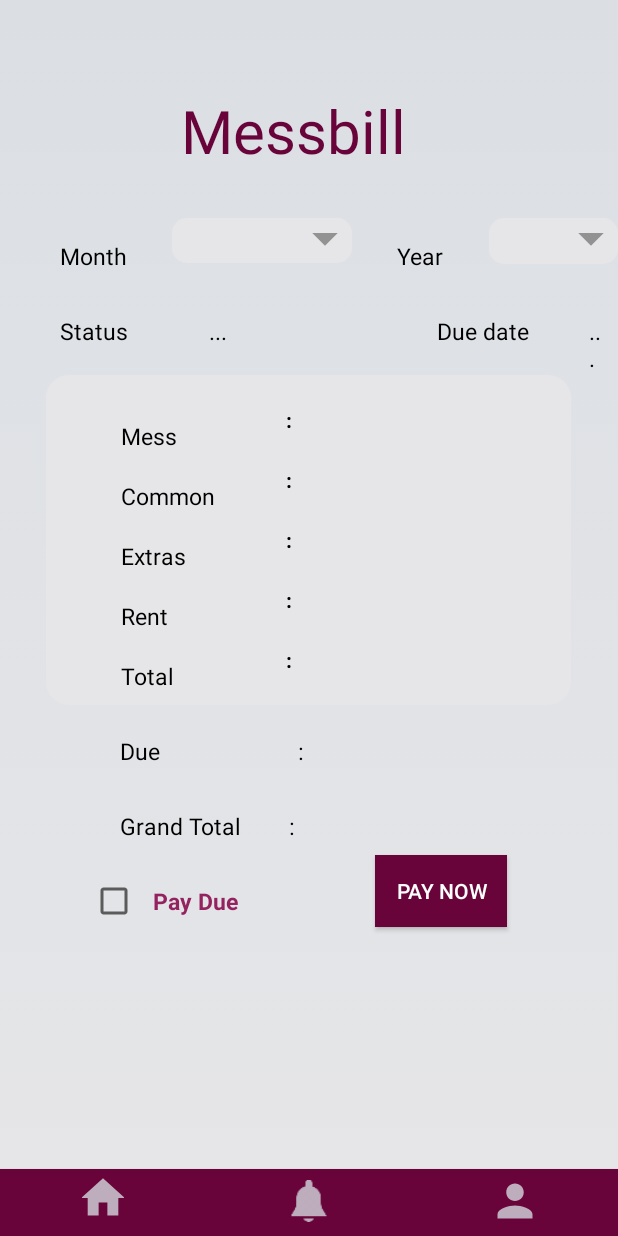
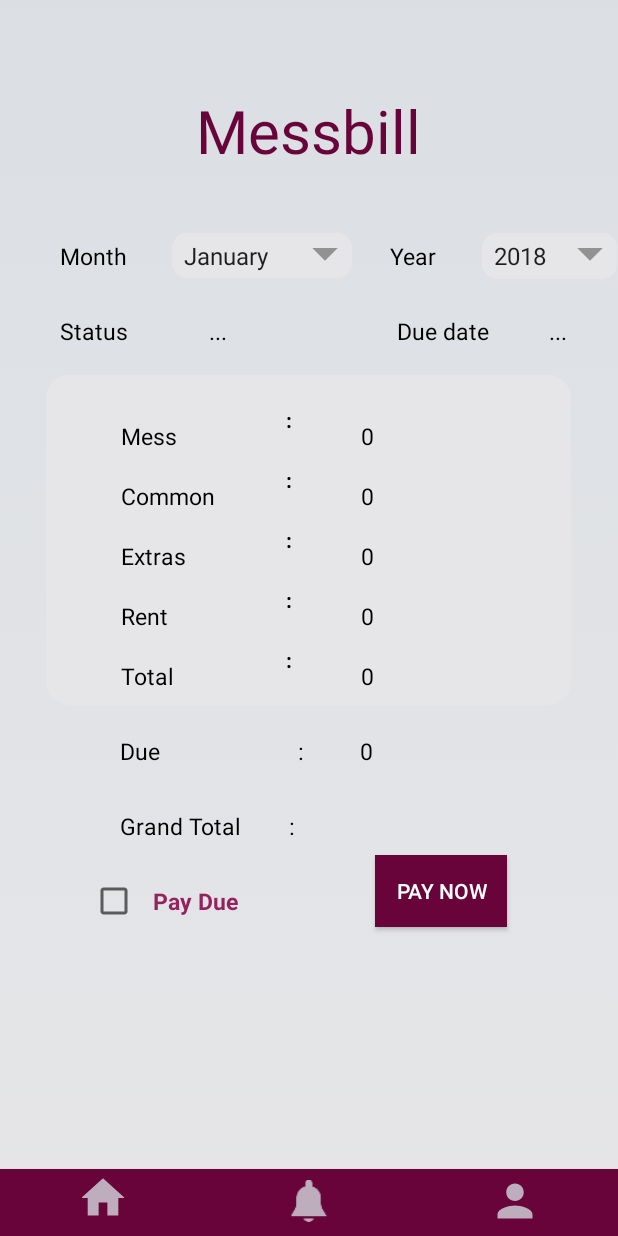
Before and after one commit to noorulahsanpp/Hostel_Management-Android, an Android app: the Fees screen opened directly, with no data from a screen before it, on a phone screen of 412 x 824 dp. Run offline under Robolectric (Android 15) with nearby library versions, the phone set to English and light mode, and no system bars; our stand-ins replace Firebase (no records; nobody signed in at launch, a user with empty details on screens opened directly); Roboto replaces fonts that are not available here.

Commit message:
Fees updated

```diff
--- a/app/src/main/java/com/example/hostelapp/Fees.java
+++ b/app/src/main/java/com/example/hostelapp/Fees.java
@@ -1,11 +1,47 @@
 package com.example.hostelapp;
 
+import androidx.annotation.NonNull;
 import androidx.appcompat.app.AppCompatActivity;
 
+import android.content.Context;
 import android.os.Bundle;
+import android.view.View;
 import android.view.Window;
+import android.widget.AdapterView;
+import android.widget.ArrayAdapter;
+import android.widget.Button;
+import android.widget.Spinner;
+import android.widget.TextView;
+import android.widget.Toast;
 
-public class Fees extends AppCompatActivity {
+import com.google.android.gms.tasks.OnCompleteListener;
+import com.google.android.gms.tasks.Task;
+import com.google.firebase.auth.FirebaseAuth;
+import com.google.firebase.firestore.CollectionReference;
+import com.google.firebase.firestore.DocumentReference;
+import com.google.firebase.firestore.DocumentSnapshot;
+import com.google.firebase.firestore.FirebaseFirestore;
+import com.google.firebase.firestore.QueryDocumentSnapshot;
+import com.google.firebase.firestore.QuerySnapshot;
+
+import java.lang.reflect.Field;
+import java.text.DateFormatSymbols;
+import java.util.ArrayList;
+import java.util.Calendar;
+import java.util.List;
+
+import Utils.FirebaseMethods;
+
+public class Fees extends AppCompatActivity implements  AdapterView.OnItemSelectedListener {
+
+    Spinner month, year;
+    TextView mess, rent, extras, common, due, total, gtotal;
+    String monthIndex,selectedYear;
+
+    private Context mContext;
+    private FirebaseAuth mAuth;
+    private FirebaseFirestore firebaseFirestore;
+    private FirebaseMethods firebaseMethods;
 
     @Override
     protected void onCreate(Bundle savedInstanceState) {
@@ -14,5 +50,106 @@ public class Fees extends AppCompatActivity {
         getSupportActionBar().hide();
         setContentView(R.layout.activity_fees);
 
+        mContext = Fees.this;
+        firebaseFirestore = FirebaseFirestore.getInstance();
+        firebaseMethods = new FirebaseMethods(mContext);
+
+        initWidgets();
+        setAdapter();
+
+
+    }
+
+    private void initWidgets() {
+
+
+        month = (Spinner) findViewById(R.id.month);
+        try {
+            Field popup = Spinner.class.getDeclaredField("mPopup");
+            popup.setAccessible(true);
+
+            // Get private mPopup member variable and try cast to ListPopupWindow
+            android.widget.ListPopupWindow popupWindow = (android.widget.ListPopupWindow) popup.get(month);
+
+            // Set popupWindow height to 500px
+            popupWindow.setHeight(500);
+        } catch (NoClassDefFoundError | ClassCastException | NoSuchFieldException | IllegalAccessException e) {
+            // silently fail...
+        }
+        year = (Spinner) findViewById(R.id.spinneryear);
+        rent = (TextView) findViewById(R.id.rent);
+        extras = (TextView) findViewById(R.id.extras);
+        common = (TextView) findViewById(R.id.common);
+        due = (TextView) findViewById(R.id.txtdue);
+        total = (TextView) findViewById(R.id.txttotal);
+        gtotal = (TextView) findViewById(R.id.txtgrand);
+        mess = (TextView) findViewById(R.id.mess);
+
+    }
+    private void setAdapter()
+    {
+
+        ArrayList<String> years = new ArrayList<String>();
+        int thisYear = Calendar.getInstance().get(Calendar.YEAR);
+        for (int j = 2018; j <= thisYear; j++) {
+
+            years.add(Integer.toString(j));
+        }
+
+
+        ArrayAdapter<String> yearadapter = new ArrayAdapter<String>(this, android.R.layout.simple_spinner_item, years);
+        year.setAdapter(yearadapter);
+
+
+        List<String> monthsList = new ArrayList<String>();
+        String[] months = new DateFormatSymbols().getMonths();
+        for (int i = 0; i < months.length; i++) {
+            monthsList.add(months[i]);
+        }
+        ArrayAdapter<String> monthadapter = new ArrayAdapter<String>(this, android.R.layout.simple_spinner_item, months);
+        month.setAdapter(monthadapter);
+
+        month.setOnItemSelectedListener(this);
+        year.setOnItemSelectedListener(this);
+            }
+
+    @Override
+    public void onItemSelected(AdapterView<?> parent, View view, int position, long id) {
+
+        selectedYear = year.getSelectedItem().toString();
+        String months1 = month.getSelectedItem().toString();
+        String[] months = new DateFormatSymbols().getMonths();
+        for (int i = 0; i < months.length; i++) {
+            if (months1 == months[i]) {
+                monthIndex = String.valueOf(i+1);
+                break;
+            }}
+
+        String date = selectedYear + "-0" + monthIndex;
+        System.out.println(date);
+        DocumentReference documentReference= firebaseFirestore.collection("inmates").document("LH").collection("fee").document(date);
+        documentReference.get().addOnCompleteListener(new OnCompleteListener<DocumentSnapshot>() {
+            @Override
+            public void onComplete(@NonNull Task<DocumentSnapshot> task) {
+                DocumentSnapshot document = task.getResult();
+                if (document.exists()) {
+                    String grandtotal = document.get("veg").toString();
+                    gtotal.setText(grandtotal);
+                }
+                else
+                {
+                    Toast.makeText(getApplicationContext(), "Doesn't Exist", Toast.LENGTH_LONG).show();
+                    gtotal.setText("");
+
+                }
+            }
+        });
+
+    }
+
+
+    @Override
+    public void onNothingSelected(AdapterView<?> parent) {
+
     }
 }
--- a/app/src/main/res/layout/activity_fees.xml
+++ b/app/src/main/res/layout/activity_fees.xml
@@ -25,7 +25,7 @@
 
         <TextView
             android:id="@+id/Messbill"
-            android:layout_width="190dp"
+            android:layout_width="wrap_content"
             android:layout_height="wrap_content"
             android:layout_marginLeft="120dp"
             android:layout_marginTop="50dp"
@@ -38,7 +38,7 @@
             tools:layout_editor_absoluteY="37dp" />
 
         <TextView
-            android:id="@+id/month"
+            android:id="@+id/txtmonth"
             android:layout_width="wrap_content"
             android:layout_height="wrap_content"
             android:layout_marginLeft="30dp"
@@ -48,11 +48,11 @@
             android:textSize="15sp" />
 
         <Spinner
-            android:id="@+id/spinner"
+            android:id="@+id/month"
             android:layout_width="120dp"
             android:layout_height="30dp"
-            android:layout_toRightOf="@+id/month"
-            android:layout_marginTop="145dp"
+            android:layout_toRightOf="@+id/txtmonth"
+            android:layout_marginTop="155dp"
             android:layout_marginLeft="20dp"
             android:spinnerMode="dropdown"
             android:background="@drawable/spinner_style"
@@ -66,7 +66,7 @@
             android:layout_height="wrap_content"
             android:layout_marginLeft="20dp"
             android:layout_toRightOf="@id/year"
-            android:layout_marginTop="145dp"
+            android:layout_marginTop="155dp"
 
             />
         <TextView
@@ -80,7 +80,7 @@
             android:textSize="15sp" />
         <TextView
             android:id="@+id/txtstatus"
-            android:layout_width="wrap_content"
+            android:layout_width="100dp"
             android:layout_height="wrap_content"
             android:layout_marginLeft="30dp"
             android:layout_toRightOf="@id/status"
@@ -93,7 +93,7 @@
             android:id="@+id/duedate"
             android:layout_width="wrap_content"
             android:layout_height="wrap_content"
-            android:layout_marginLeft="120dp"
+            android:layout_marginLeft="25dp"
             android:layout_marginTop="200dp"
             android:layout_toRightOf="@+id/txtstatus"
             android:text="Due date"
@@ -184,7 +184,7 @@
                 android:layout_height="wrap_content"
                 android:layout_marginLeft="200dp"
                 android:layout_marginTop="20dp"
-
+                android:text="0"
                 android:theme="@style/TextView"
                 android:textSize="15sp" />
 
@@ -204,7 +204,7 @@
                 android:layout_height="wrap_content"
                 android:layout_marginLeft="200dp"
                 android:layout_marginTop="60dp"
-
+                android:text="0"
                 android:theme="@style/TextView"
                 android:textSize="15sp"/>
 
@@ -224,9 +224,10 @@
                 android:layout_height="wrap_content"
                 android:layout_marginLeft="200dp"
                 android:layout_marginTop="100dp"
-
+                android:text="0"
                 android:theme="@style/TextView"
                 android:textSize="15sp" />
+
 
             <TextView
                 android:id="@+id/textView20"
@@ -243,10 +244,10 @@
                 android:layout_width="wrap_content"
                 android:layout_height="wrap_content"
                 android:layout_marginLeft="200dp"
+                android:text="0"
                 android:layout_marginTop="140dp"
-
-                android:theme="@style/TextView"
-                android:textSize="15sp"/>
+                android:textSize="15sp"
+                android:theme="@style/TextView" />
 
 
             <TextView
@@ -265,9 +266,9 @@
                 android:layout_height="wrap_content"
                 android:layout_marginLeft="200dp"
                 android:layout_marginTop="180dp"
-
-                android:theme="@style/TextView"
-                android:textSize="15sp"/>
+                android:text="0"
+                android:textSize="15sp"
+                android:theme="@style/TextView" />
 
 
         </RelativeLayout>
@@ -275,14 +276,12 @@
             android:id="@+id/year"
             android:layout_width="wrap_content"
             android:layout_height="wrap_content"
-            android:layout_marginLeft="20dp"
-            android:layout_toRightOf="@id/spinner"
+            android:layout_marginLeft="15dp"
+            android:layout_toRightOf="@id/month"
             android:layout_marginTop="150dp"
             android:text="Year"
             android:theme="@style/TextView"
             android:textSize="15sp" />
-
-
 
 
         <TextView
@@ -291,9 +290,9 @@
             android:layout_height="wrap_content"
             android:layout_marginLeft="230dp"
             android:layout_marginTop="480dp"
-
-            android:theme="@style/TextView"
-            android:textSize="15sp"/>
+            android:text="0"
+            android:textSize="15sp"
+            android:theme="@style/TextView" />
 
 
         <CheckBox
@@ -333,6 +332,7 @@
             android:layout_height="wrap_content"
             android:layout_marginLeft="230dp"
             android:layout_marginTop="530dp"
+            android:text="0"
             android:theme="@style/TextView"
             android:textSize="15sp"
            />
@@ -346,6 +346,9 @@
             android:background="@color/tabs"
             android:textColor="#FFFF"
             android:text="Pay Now" />
+
+
+
         <include layout="@layout/layout_bottom_navigation_view" />
 
     </RelativeLayout>
--- a/app/src/main/res/layout/list_items.xml
+++ b/app/src/main/res/layout/list_items.xml
@@ -51,7 +51,7 @@
         android:paddingBottom="5sp"
         app:colorClickableText="@color/tabs"
         android:textStyle="normal"/>
-        <!--TextView
+        <TextView
             android:layout_width="wrap_content"
             android:layout_height="wrap_content"
             android:id="@+id/attachment"
@@ -59,7 +59,7 @@
             android:textSize="15sp"
             android:layout_marginLeft="20dp"
             android:drawableLeft="@drawable/ic_action_download"
-            android:padding="5sp"/-->
+            android:padding="5sp"/>
     </RelativeLayout>
 
 
```
